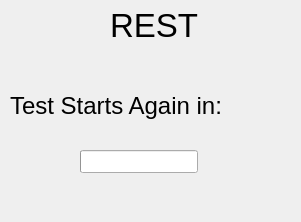
Qt form rest_dialog.ui (krishnachaitanya7/XPlane-MATB) before a commit.
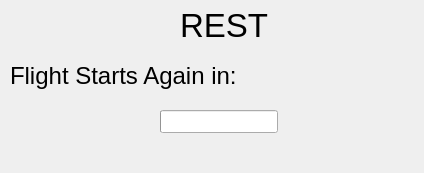
The same form after that commit.

Patch:
```diff
--- a/rest_dialog.ui
+++ b/rest_dialog.ui
@@ -6,8 +6,8 @@
    <rect>
     <x>0</x>
     <y>0</y>
-    <width>301</width>
-    <height>222</height>
+    <width>424</width>
+    <height>173</height>
    </rect>
   </property>
   <property name="windowTitle">
@@ -16,7 +16,7 @@
   <widget class="QLabel" name="label">
    <property name="geometry">
     <rect>
-     <x>110</x>
+     <x>180</x>
      <y>10</y>
      <width>91</width>
      <height>31</height>
@@ -35,8 +35,8 @@
    <property name="geometry">
     <rect>
      <x>10</x>
-     <y>90</y>
-     <width>221</width>
+     <y>60</y>
+     <width>231</width>
      <height>31</height>
     </rect>
    </property>
@@ -46,15 +46,15 @@
     </font>
    </property>
    <property name="text">
-    <string>Test Starts Again in:</string>
+    <string>Flight Starts Again in:</string>
    </property>
   </widget>
   <widget class="QLabel" name="countdown_timer">
    <property name="geometry">
     <rect>
-     <x>230</x>
-     <y>90</y>
-     <width>67</width>
+     <x>250</x>
+     <y>60</y>
+     <width>151</width>
      <height>31</height>
     </rect>
    </property>
@@ -70,8 +70,8 @@
   <widget class="QProgressBar" name="progressBar">
    <property name="geometry">
     <rect>
-     <x>80</x>
-     <y>150</y>
+     <x>160</x>
+     <y>110</y>
      <width>118</width>
      <height>23</height>
     </rect>
```
